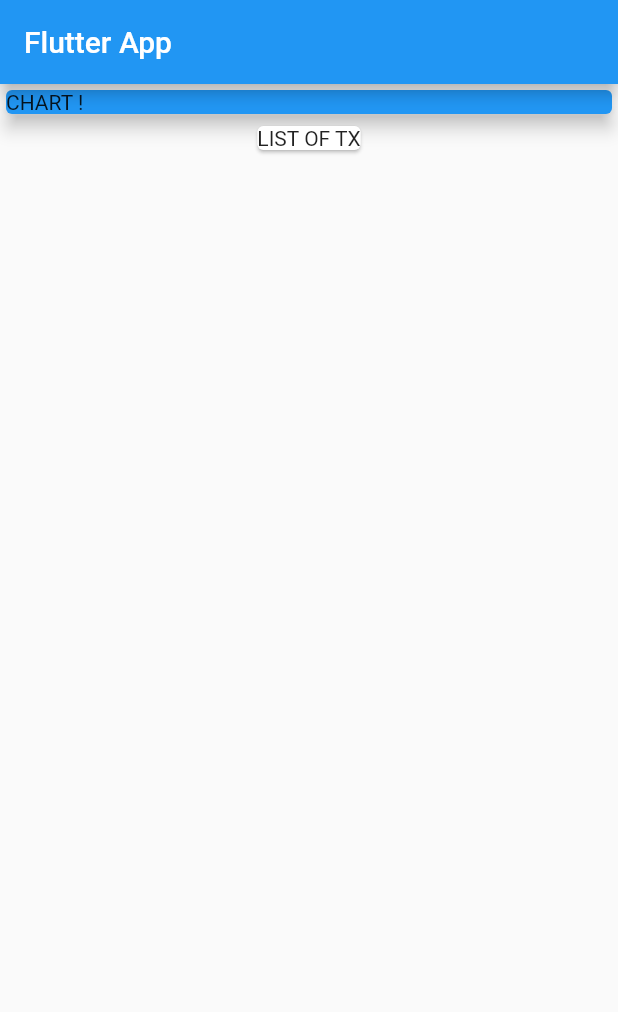
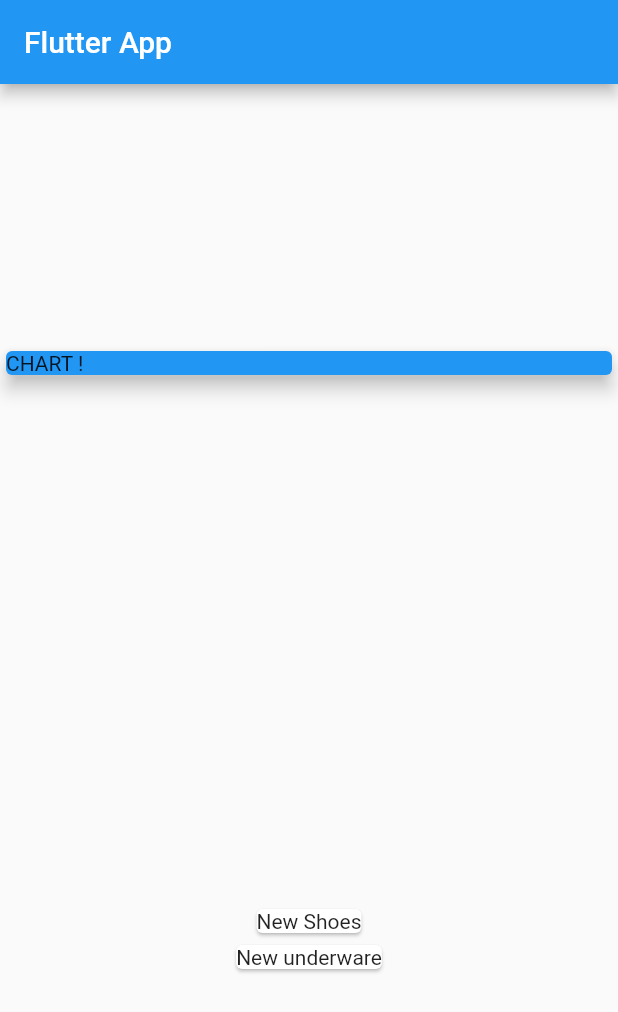
Before and after one commit to Fadikossentini/ExpensePlanner, a Flutter app: the screen it shows after launch, on a phone screen of 412 x 824 dp. Shown: the top 1012 px of the screen. Run offline on Flutter 3.47's test engine with Material 2 defaults, Android fonts, the phone set to English and light mode, and no system bars.

Commit message:
building a custom list item

```diff
--- a/lib/main.dart
+++ b/lib/main.dart
@@ -1,4 +1,5 @@
 import 'package:flutter/material.dart';
+import './transaction.dart';
 
 void main() => runApp(MyApp());
 
@@ -13,6 +14,20 @@ class MyApp extends StatelessWidget {
 }
 
 class MyHomePage extends StatelessWidget {
+  final List<Transaction> transactions = [
+    Transaction(
+      id: 't1',
+      title: 'New Shoes',
+      amount: 69.99,
+      date: DateTime.now(),
+    ),
+    Transaction(
+      id: 't2',
+      title: 'New underware',
+      amount: 10,
+      date: DateTime.now(),
+    ),
+  ];
   @override
   Widget build(BuildContext context) {
     return Scaffold(
@@ -20,16 +35,24 @@ class MyHomePage extends StatelessWidget {
         title: Text('Flutter App'),
       ),
       body: Column(
+        mainAxisAlignment: MainAxisAlignment.spaceAround,
+        crossAxisAlignment: CrossAxisAlignment.stretch,
         children: [
           Container(
+            width: double.infinity,
             child: Card(
               color: Colors.blue,
               child: Text("CHART !"),
               elevation: 5,
             ),
-            width: double.infinity,
           ),
-          Card(child: Text("LIST OF TX"))
+          Column(
+            children: transactions.map((tx) {
+              return Card(
+                child: Text(tx.title),
+              );
+            }).toList(),
+          )
         ],
       ),
     );
--- /dev/null
+++ b/lib/transaction.dart
@@ -0,0 +1,13 @@
+class Transaction {
+  final String id;
+  final String title;
+  final double amount;
+  final DateTime date;
+
+  Transaction({
+    required this.id,
+    required this.title,
+    required this.amount,
+    required this.date,
+  });
+}
```
